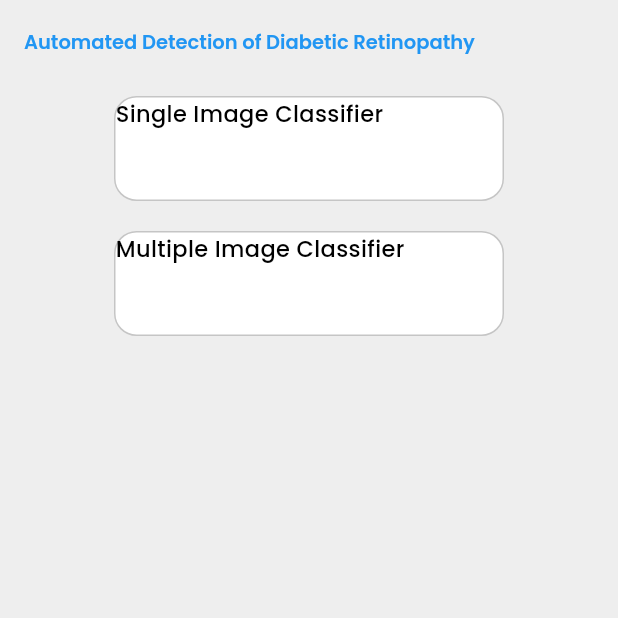
After one commit to hermes13002/Diabetes-Retinopathy-App, a Flutter app: the SelectClassifier screen opened directly, on a phone screen of 412 x 824 dp, the top half of it. The commit adds this screen. Run offline on Flutter 3.47's test engine with Material 3 defaults, Android fonts, the phone set to English and light mode, and no system bars; our stand-ins replace flutter_easyloading, google_fonts, image_picker, sqflite; missing offline and left inert: tflite; accounts and stored records are empty.

Commit message:
another commit

```diff
--- a/lib/loginScreen.dart
+++ b/lib/login_screen.dart
@@ -1,10 +1,13 @@
 import 'package:diabetesimageclassifier/db_model.dart';
 import 'package:diabetesimageclassifier/main.dart';
 import 'package:diabetesimageclassifier/registerScreen.dart';
+import 'package:diabetesimageclassifier/select_screen.dart';
 import 'package:flutter/material.dart';
 import 'package:google_fonts/google_fonts.dart';
 
 class LoginScreen extends StatefulWidget {
+  const LoginScreen({super.key});
+
   @override
   _LoginScreenState createState() => _LoginScreenState();
 }
@@ -25,7 +28,7 @@ class _LoginScreenState extends State<LoginScreen> {
           content: Text('Login successful!'),
         ));
         Navigator.of(context).pushReplacement(
-          MaterialPageRoute(builder: (context) => const HomePage()),
+          MaterialPageRoute(builder: (context) => const SelectClassifier()),
         );
 
       } else {
--- a/lib/mulitImagePage.dart
+++ b/lib/multi_image_page.dart
@@ -1,6 +1,7 @@
 import 'dart:io';
 import 'package:diabetesimageclassifier/classifier_model/classifier.dart';
 import 'package:diabetesimageclassifier/main.dart';
+import 'package:diabetesimageclassifier/widget/drawer.dart';
 import 'package:flutter/material.dart';
 import 'package:google_fonts/google_fonts.dart';
 import 'package:image_picker/image_picker.dart';
@@ -15,7 +16,7 @@ class MultipleImagesClassifierPage extends StatefulWidget {
 class _MultipleImagesClassifierPageState extends State<MultipleImagesClassifierPage> {
   final Classifier _classifier = Classifier();
   List<File> _images = [];
-  List<Map<String, dynamic>> _results = [];
+  List<String> _results = [];
 
   Future<void> _pickImages() async {
     final picker = ImagePicker();
@@ -24,7 +25,7 @@ class _MultipleImagesClassifierPageState extends State<MultipleImagesClassifierP
       setState(() {
         _images = pickedFiles.map((file) => File(file.path)).toList();
       });
-      List<Map<String, dynamic>> results = await _classifier.classifyImages(_images);
+      List<String> results = await _classifier.classifyImages(_images);
       setState(() {
         _results = results;
       });
@@ -50,7 +51,7 @@ class _MultipleImagesClassifierPageState extends State<MultipleImagesClassifierP
           }, icon: const Icon(Icons.arrow_back_ios_rounded)),
           backgroundColor: Colors.grey[200],
         ),
-        // drawer: const DrawerWidget(),
+        drawer: const DrawerWidget(),
         backgroundColor: Colors.grey[200],
         body: Padding(
           padding: const EdgeInsets.all(8.0),
@@ -69,7 +70,7 @@ class _MultipleImagesClassifierPageState extends State<MultipleImagesClassifierP
                               borderRadius: BorderRadius.circular(25),
                               child: Container(
                                 width: 200,
-                                height: _images[index] == null ? 200 : null,
+                                // height: _images[index] == null ? 200 : null,
                                 decoration: BoxDecoration(
                                   color: Colors.white,
                                   border: Border.all(width: 1, color: const Color.fromARGB(255, 197, 197, 197)),
@@ -77,11 +78,10 @@ class _MultipleImagesClassifierPageState extends State<MultipleImagesClassifierP
                                 child: Image.file(_images[index]),
                               ),
                             ),
-                            // Image.file(_images[index]),
 
                             const SizedBox(height: 8),
                             Text(
-                               _results[index] as String,
+                               _results.isNotEmpty ? _results[index] : '',
                               style: GoogleFonts.poppins(fontWeight: FontWeight.w500, fontSize: 20, color: Colors.black),
                             ),
                             const SizedBox(height: 16),
--- a/lib/registerScreen.dart
+++ b/lib/registerScreen.dart
@@ -1,6 +1,7 @@
 import 'package:diabetesimageclassifier/db_model.dart';
-import 'package:diabetesimageclassifier/loginScreen.dart';
+import 'package:diabetesimageclassifier/login_screen.dart';
 import 'package:diabetesimageclassifier/main.dart';
+import 'package:diabetesimageclassifier/select_screen.dart';
 import 'package:flutter/material.dart';
 import 'package:google_fonts/google_fonts.dart';
 
@@ -21,7 +22,7 @@ class _RegisterScreenState extends State<RegisterScreen> {
         _passwordController.text,
       );
       Navigator.of(context).pushReplacement(
-        MaterialPageRoute(builder: (context) => const HomePage()),
+        MaterialPageRoute(builder: (context) => const SelectClassifier()),
       );
     }
   }
--- /dev/null
+++ b/lib/select_screen.dart
@@ -0,0 +1,72 @@
+import 'package:diabetesimageclassifier/main.dart';
+import 'package:diabetesimageclassifier/multi_image_page.dart';
+import 'package:flutter/material.dart';
+import 'package:google_fonts/google_fonts.dart';
+
+class SelectClassifier extends StatelessWidget {
+  const SelectClassifier({super.key});
+
+  @override
+  Widget build(BuildContext context) {
+    return Scaffold(
+      appBar: AppBar(
+        title: Text('Automated Detection of Diabetic Retinopathy', style: GoogleFonts.poppins(fontWeight: FontWeight.w600, fontSize: 13, color: Colors.blue,),),
+        backgroundColor: Colors.grey[200],
+      ),
+      backgroundColor: Colors.grey[200],
+      body: SafeArea(
+        child: SingleChildScrollView(
+          child: Padding(
+            padding: const EdgeInsets.all(8.0),
+            child: Column(
+              children: [
+                Center(
+                  child: InkWell(
+                    onTap:() {
+                      Navigator.of(context).pushReplacement(
+                        MaterialPageRoute(builder: (context) => const HomePage()),
+                      );
+                    },
+                    child: Container(
+                      width: 260,
+                      height: 70,
+                      decoration: BoxDecoration(
+                        color: Colors.white,
+                        border: Border.all(width: 1, color: const Color.fromARGB(255, 197, 197, 197)),
+                        borderRadius: BorderRadius.circular(15)
+                      ),
+                      child: Text('Single Image Classifier', style: GoogleFonts.poppins(fontWeight: FontWeight.w500, fontSize: 15, color: Colors.black)),
+                    )
+                  ),
+                ),
+
+                const SizedBox(height: 20,),
+
+                Center(
+                  child: InkWell(
+                    onTap:() {
+                      Navigator.of(context).pushReplacement(
+                        MaterialPageRoute(builder: (context) => const MultipleImagesClassifierPage()),
+                      );
+                    },
+                    child: Container(
+                      width: 260,
+                      height: 70,
+                      decoration: BoxDecoration(
+                        color: Colors.white,
+                        border: Border.all(width: 1, color: const Color.fromARGB(255, 197, 197, 197)),
+                        borderRadius: BorderRadius.circular(15)
+                      ),
+                      child: Text('Multiple Image Classifier', style: GoogleFonts.poppins(fontWeight: FontWeight.w500, fontSize: 15, color: Colors.black)),
+                    )
+                  ),
+                ),
+
+              ],
+            ),
+          ),
+        ),
+      )
+    );
+  }
+}
--- a/lib/splash_screen.dart
+++ b/lib/splash_screen.dart
@@ -1,8 +1,6 @@
 import 'dart:async';
-import 'package:diabetesimageclassifier/loginScreen.dart';
 import 'package:diabetesimageclassifier/registerScreen.dart';
 import 'package:flutter/material.dart';
-// import 'package:diabetesimageclassifier/main.dart';
 import 'package:google_fonts/google_fonts.dart';
 
 class SplashScreen extends StatefulWidget {
@@ -30,7 +28,7 @@ class _SplashScreenState extends State<SplashScreen> {
 
     Timer(const Duration(seconds: 6), () {
       Navigator.of(context).pushReplacement(
-        MaterialPageRoute(builder: (context) => LoginScreen()),
+        MaterialPageRoute(builder: (context) => RegisterScreen()),
       );
     });
   }
--- a/lib/widget/drawer.dart
+++ b/lib/widget/drawer.dart
@@ -1,5 +1,5 @@
 import 'package:diabetesimageclassifier/drawer_content.dart';
-import 'package:diabetesimageclassifier/loginScreen.dart';
+import 'package:diabetesimageclassifier/login_screen.dart';
 import 'package:flutter/material.dart';
 import 'package:google_fonts/google_fonts.dart';
 import 'package:url_launcher/url_launcher.dart';
```
Also changed, not shown: lib/classifier_model/classifier.dart (+6 -12 lines), lib/main.dart (+8 -19 lines).
